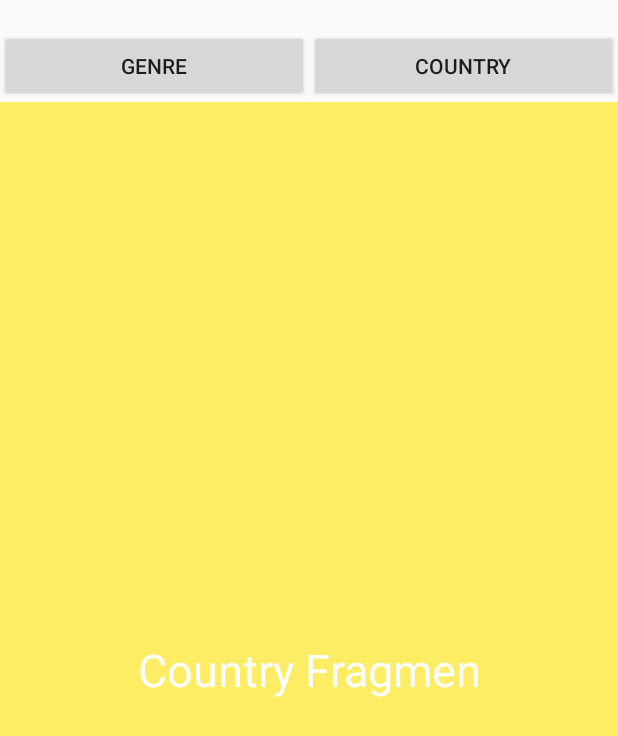
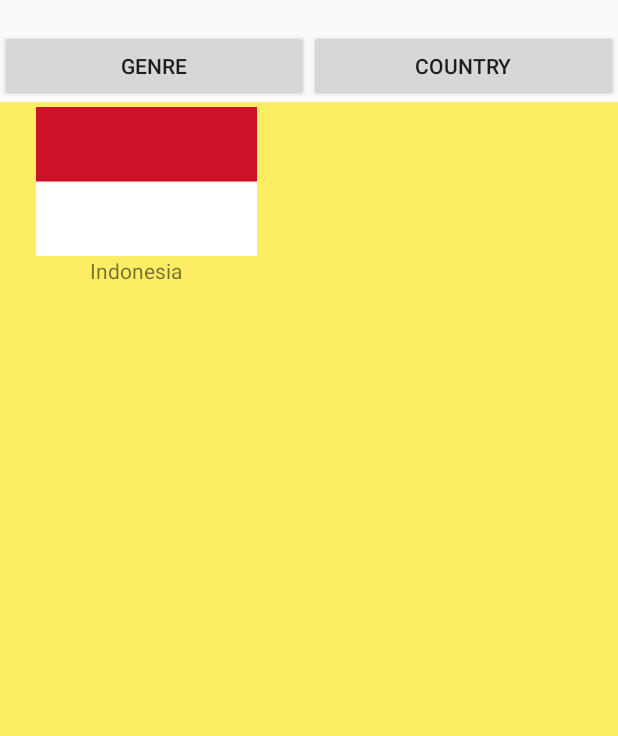
Before and after one commit to yulicaa/UseeApp, an Android app: the FilmActivity screen opened directly, with no data from a screen before it, after a tap on "COUNTRY", on a phone screen of 412 x 824 dp. Shown: the top 736 px of the screen. Run offline under Robolectric (Android 15) with nearby library versions, the phone set to English and light mode, and no system bars.

Commit message:
Mengisi Fragmen Country

```diff
--- a/app/src/main/java/com/yulica/useeapp/activities/FilmActivity.java
+++ b/app/src/main/java/com/yulica/useeapp/activities/FilmActivity.java
@@ -22,7 +22,7 @@ public class FilmActivity extends AppCompatActivity {
         FragmentTransaction fragmentTransaction = getSupportFragmentManager().beginTransaction();
         fragmentTransaction.setCustomAnimations(R.anim.enter_from_left, R.anim.exit_from_left, R.anim.enter_from_right, R.anim.exit_from_right);
 //        fragmentTransaction.setTransition(FragmentTransaction.TRANSIT_FRAGMENT_FADE);
-        fragmentTransaction.replace(R.id.dynamic_fragment_placeholder,new GenreFragment(), "RED_FRAGMENT");
+        fragmentTransaction.replace(R.id.dynamic_fragment_placeholder,new GenreFragment(), "GENRE_FRAGMENT");
         fragmentTransaction.addToBackStack(null);
         fragmentTransaction.commit();
     }
@@ -30,7 +30,7 @@ public class FilmActivity extends AppCompatActivity {
     public void handlerClickCountryFragment(View view) {
         FragmentTransaction fragmentTransaction = getSupportFragmentManager().beginTransaction();
         fragmentTransaction.setTransition(FragmentTransaction.TRANSIT_FRAGMENT_FADE);
-        fragmentTransaction.replace(R.id.dynamic_fragment_placeholder,new CountryFragment(), "BLUE_FRAGMENT");
+        fragmentTransaction.replace(R.id.dynamic_fragment_placeholder,new CountryFragment(), "COUNTRY_FRAGMENT");
         fragmentTransaction.addToBackStack(null);
         fragmentTransaction.commit();
     }
--- a/app/src/main/res/layout/activity_drama.xml
+++ b/app/src/main/res/layout/activity_drama.xml
@@ -4,6 +4,7 @@
     xmlns:tools="http://schemas.android.com/tools"
     android:layout_width="match_parent"
     android:layout_height="match_parent"
+    android:background="#F5F370"
     tools:context=".activities.DramaActivity">
 
     <Button
--- a/app/src/main/res/layout/fragment_country.xml
+++ b/app/src/main/res/layout/fragment_country.xml
@@ -12,19 +12,46 @@
         android:layout_height="match_parent"
         android:background="#FFFCED65">
 
-            <!-- TODO: Update blank fragment layout -->
-            <TextView
-                android:id="@+id/txt_red_fragments"
+        <androidx.constraintlayout.widget.Guideline
+            android:id="@+id/guideline"
             android:layout_width="wrap_content"
             android:layout_height="wrap_content"
-                android:textSize="30sp"
+            android:orientation="horizontal"
+            app:layout_constraintGuide_percent="0.25" />
+
+        <androidx.constraintlayout.widget.Guideline
+            android:id="@+id/guideline2"
+            android:layout_width="wrap_content"
+            android:layout_height="wrap_content"
+            android:orientation="horizontal"
+            app:layout_constraintGuide_percent="0.5" />
+
+        <androidx.constraintlayout.widget.Guideline
+            android:id="@+id/guideline3"
+            android:layout_width="wrap_content"
+            android:layout_height="wrap_content"
+            android:orientation="horizontal"
+            app:layout_constraintGuide_percent="0.751026" />
+
+        <ImageView
+            android:id="@+id/imageView4"
+            android:layout_width="163dp"
+            android:layout_height="99dp"
+            android:layout_marginStart="16dp"
+            android:src="@drawable/indo"
+            app:layout_constraintBottom_toTopOf="@+id/guideline"
+            app:layout_constraintStart_toStartOf="parent"
             app:layout_constraintTop_toTopOf="parent"
-                app:layout_constraintLeft_toLeftOf="parent"
-                app:layout_constraintRight_toRightOf="parent"
-                app:layout_constraintBottom_toBottomOf="parent"
-                android:textColor="@color/white"
-                android:text="Country Fragmen" />
+            app:layout_constraintVertical_bias="0.035" />
 
+        <TextView
+            android:id="@+id/textView4"
+            android:layout_width="wrap_content"
+            android:layout_height="wrap_content"
+            android:layout_marginStart="60dp"
+            android:text="Indonesia"
+            app:layout_constraintStart_toStartOf="parent"
+            app:layout_constraintTop_toBottomOf="@+id/imageView4" />
     </androidx.constraintlayout.widget.ConstraintLayout>
 
 </FrameLayout>
```
Also changed, not shown: app/src/main/java/com/yulica/useeapp/activities/DramaActivity.java (+14 -0 lines), app/src/main/res/layout/activity_rate.xml (+9 -1 lines), app/src/main/res/drawable/line.png. Lines whose indentation alone changed are shown as unchanged.
